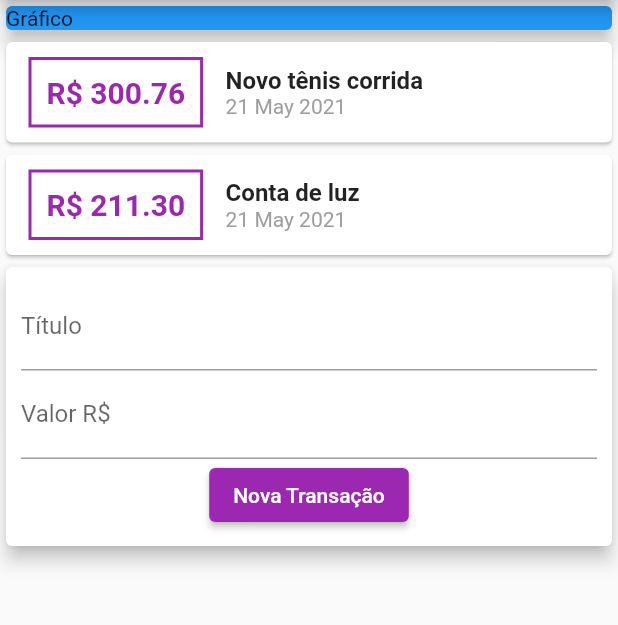
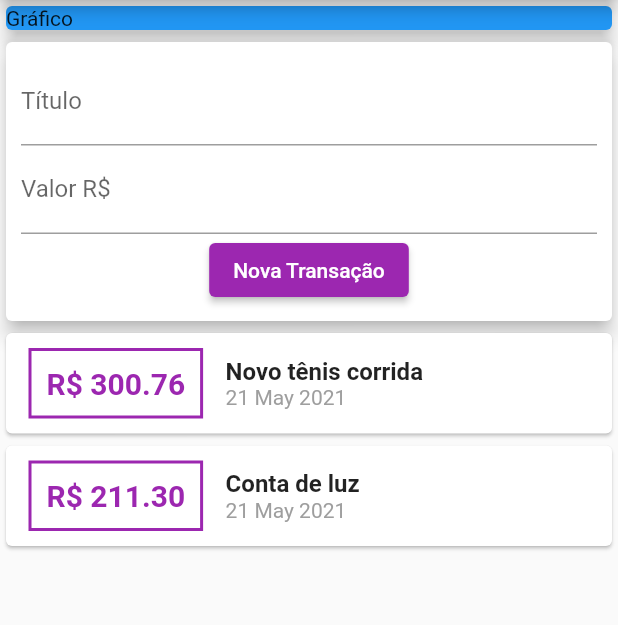
Before and after one commit to pedropgtorres/curso-flutter-2021, a Flutter app: the screen it shows after launch, on a phone screen of 412 x 824 dp, the part 84-709 px from its top. Run offline on Flutter 3.47's test engine with Material 2 defaults, Android fonts, the phone set to English and light mode, and no system bars.

```diff
--- a/curso_flutter_despesas_pessoais/lib/components/transaction_form.dart
+++ b/curso_flutter_despesas_pessoais/lib/components/transaction_form.dart
@@ -3,6 +3,10 @@ import 'package:flutter/material.dart';
 class TransactionForm extends StatelessWidget {
   final titleController = TextEditingController();
   final valueController = TextEditingController();
+
+  final void Function(String, double) onSubmit;
+
+  TransactionForm(this.onSubmit);
 
   @override
   Widget build(BuildContext context) {
@@ -32,8 +36,9 @@ class TransactionForm extends StatelessWidget {
                 ),
               ),
               onPressed: () {
-                print(titleController.text);
-                print(valueController.text);
+                final title = titleController.text;
+                final value = double.tryParse(valueController.text) ?? 0.0;
+                onSubmit(title, value);
               },
               style: ElevatedButton.styleFrom(
                 primary: Colors.purple,
--- /dev/null
+++ b/curso_flutter_despesas_pessoais/lib/components/transaction_graphic.dart
@@ -0,0 +1,15 @@
+import 'package:flutter/material.dart';
+
+class TransactionGraphic extends StatelessWidget {
+  @override
+  Widget build(BuildContext context) {
+    return Container(
+      width: double.infinity,
+      child: Card(
+        child: Text('Gráfico'),
+        color: Colors.blue,
+        elevation: 5,
+      ),
+    );
+  }
+}
--- a/curso_flutter_despesas_pessoais/lib/components/transaction_list.dart
+++ b/curso_flutter_despesas_pessoais/lib/components/transaction_list.dart
@@ -9,7 +9,10 @@ class TransactionList extends StatelessWidget {
 
   @override
   Widget build(BuildContext context) {
-    return Column(
+    return Container(
+      height: 440,
+      child: SingleChildScrollView(
+        child: Column(
           children: [
             ...transactions.map((tr) {
               return Card(
@@ -59,6 +62,8 @@ class TransactionList extends StatelessWidget {
               );
             }),
           ],
+        ),
+      ),
     );
   }
 }
--- a/curso_flutter_despesas_pessoais/lib/main.dart
+++ b/curso_flutter_despesas_pessoais/lib/main.dart
@@ -1,4 +1,5 @@
 import 'package:flutter/material.dart';
+import 'components/transaction_graphic.dart';
 import 'components/transaction_user.dart';
 
 void main() {
@@ -18,22 +19,18 @@ class MyHomePage extends StatelessWidget {
   @override
   Widget build(BuildContext context) {
     return Scaffold(
-        appBar: AppBar(
-          title: Text('Despesas Pessoais'),
-        ),
-        body: Column(
+      appBar: AppBar(
+        title: Text('Despesas Pessoais'),
+      ),
+      body: SingleChildScrollView(
+        child: Column(
           crossAxisAlignment: CrossAxisAlignment.stretch,
           children: [
-            Container(
-              width: double.infinity,
-              child: Card(
-                child: Text('Gráfico'),
-                color: Colors.blue,
-                elevation: 5,
-              ),
-            ),
+            TransactionGraphic(),
             TransactionUser(),
           ],
-        ));
+        ),
+      ),
+    );
   }
 }
```
Also changed, not shown: curso_flutter_despesas_pessoais/lib/components/transaction_user.dart (+16 -1 lines). Lines whose indentation alone changed are shown as unchanged.
